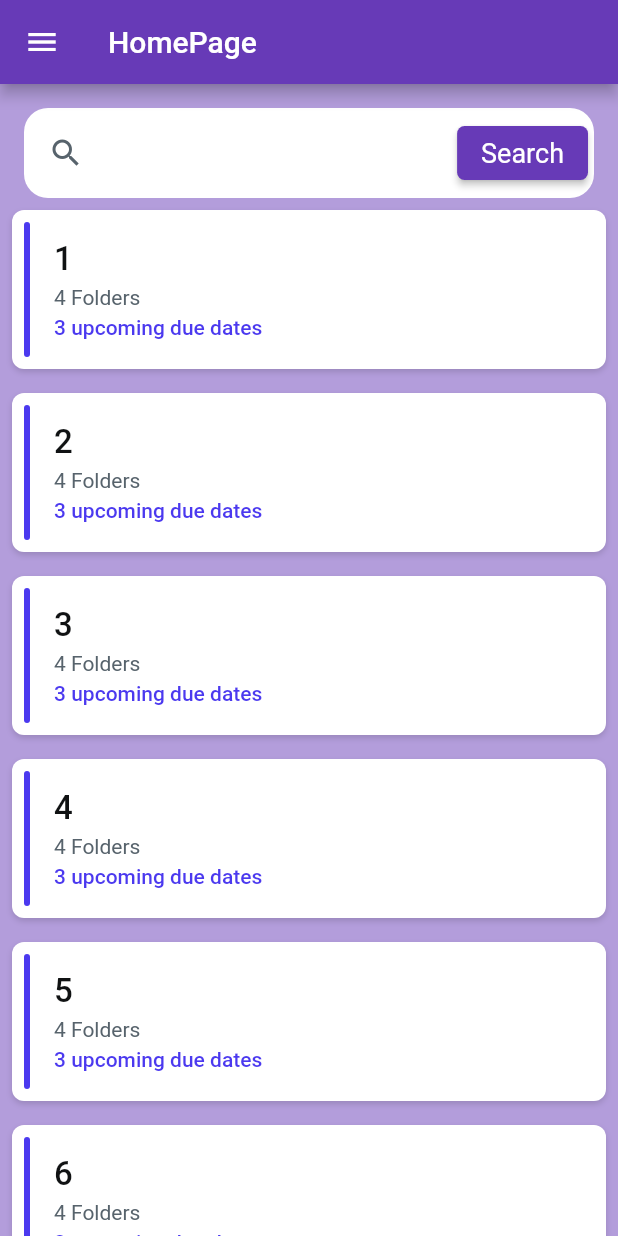
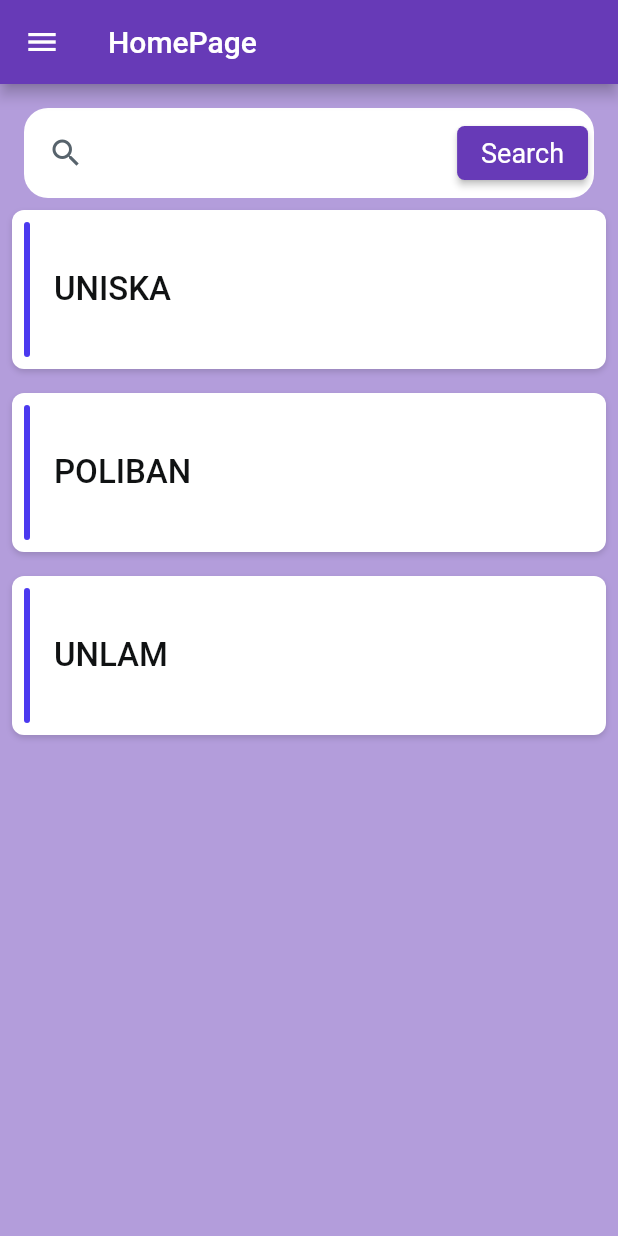
Before and after one commit to samani21/flutter_responsive, a Flutter app: the screen it shows after launch, on a phone screen of 412 x 824 dp. Run offline on Flutter 3.47's test engine with Material 2 defaults, Android fonts, the phone set to English and light mode, and no system bars; drawn by our look-alikes of hidden_drawer_menu; Roboto replaces fonts that are missing (Lexend Deca, Outfit).

```diff
--- /dev/null
+++ b/lib/model/perguruan_tinggi.dart
@@ -0,0 +1,20 @@
+class PerguruanTinggi {
+  String name;
+
+  PerguruanTinggi({
+    required this.name,
+  });
+}
+
+var perguruanTinggList = [
+  PerguruanTinggi(
+    name: 'UNISKA',
+  ),
+  PerguruanTinggi(
+    name: 'POLIBAN',
+  ),
+  PerguruanTinggi(
+    name: 'UNLAM',
+  ),
+
+];
--- a/lib/pages/homepage_mobile.dart
+++ b/lib/pages/homepage_mobile.dart
@@ -1,4 +1,6 @@
 import 'package:flutter/material.dart';
+import 'package:flutter_responsive/model/perguruan_tinggi.dart';
+import 'package:flutter_responsive/pages/detail_screen.dart';
 
 class HomePageMobile extends StatefulWidget {
   const HomePageMobile({Key? key}) : super(key: key);
@@ -7,7 +9,6 @@ class HomePageMobile extends StatefulWidget {
 }
 
 class _HomePageMobileState extends State<HomePageMobile> {
-  final List<int> numberList = [1, 2, 3, 4, 5, 6, 7, 8, 9, 10];
   @override
   Widget build(BuildContext context) {
     return Scaffold(
@@ -85,9 +86,16 @@ class _HomePageMobileState extends State<HomePageMobile> {
           ),
           Expanded(
             child: ListView.builder(
-                itemCount: numberList.length,
-                itemBuilder: (context, index) {
-                  return Padding(
+              itemBuilder: (context, index) {
+                final PerguruanTinggi place = perguruanTinggList[index];
+                return InkWell(
+                  onTap: () {
+                    Navigator.push(context,
+                        MaterialPageRoute(builder: (context) {
+                      return DetailScreen(place: place);
+                    }));
+                  },
+                  child: Padding(
                     padding: const EdgeInsets.all(8.0),
                     child: Container(
                       width: MediaQuery.of(context).size.width,
@@ -121,7 +129,7 @@ class _HomePageMobileState extends State<HomePageMobile> {
                               crossAxisAlignment: CrossAxisAlignment.start,
                               children: [
                                 Text(
-                                  '${numberList[index]}',
+                                  place.name,
                                   style: TextStyle(
                                     fontFamily: 'Outfit',
                                     color: Color(0xFF101213),
@@ -129,38 +137,41 @@ class _HomePageMobileState extends State<HomePageMobile> {
                                     fontWeight: FontWeight.w500,
                                   ),
                                 ),
-                                Padding(
-                                  padding: EdgeInsetsDirectional.fromSTEB(
-                                      0, 4, 0, 0),
-                                  child: Text(
-                                    '4 Folders',
-                                    style: TextStyle(
-                                      fontFamily: 'Outfit',
-                                      color: Color(0xFF57636C),
-                                      fontSize: 14,
-                                      fontWeight: FontWeight.normal,
-                                    ),
-                                  ),
-                                ),
-                                Padding(
-                                  padding: EdgeInsetsDirectional.fromSTEB(
-                                      0, 4, 0, 0),
-                                  child: Text(
-                                    '3 upcoming due dates',
-                                    style: TextStyle(
-                                      fontFamily: 'Outfit',
-                                      color: Color(0xFF4B39EF),
-                                      fontSize: 14,
-                                      fontWeight: FontWeight.w500,
-                                    ),
-                                  ),
-                                ),
+                                // Padding(
+                                //   padding: EdgeInsetsDirectional.fromSTEB(
+                                //       0, 4, 0, 0),
+                                //   child: Text(
+                                //     '4 Folders',
+                                //     style: TextStyle(
+                                //       fontFamily: 'Outfit',
+                                //       color: Color(0xFF57636C),
+                                //       fontSize: 14,
+                                //       fontWeight: FontWeight.normal,
+                                //     ),
+                                //   ),
+                                // ),
+                                // Padding(
+                                //   padding: EdgeInsetsDirectional.fromSTEB(
+                                //       0, 4, 0, 0),
+                                //   child: Text(
+                                //     '3 upcoming due dates',
+                                //     style: TextStyle(
+                                //       fontFamily: 'Outfit',
+                                //       color: Color(0xFF4B39EF),
+                                //       fontSize: 14,
+                                //       fontWeight: FontWeight.w500,
+                                //     ),
+                                //   ),
+                                // ),
                               ]),
                         ),
                       ]),
                     ),
-                  );
-                }),
+                  ),
+                );
+              },
+              itemCount: perguruanTinggList.length,
+            ),
           )
         ],
       ),
```
Also changed, not shown: lib/pages/detail_screen.dart (added, +85 -0 lines).
